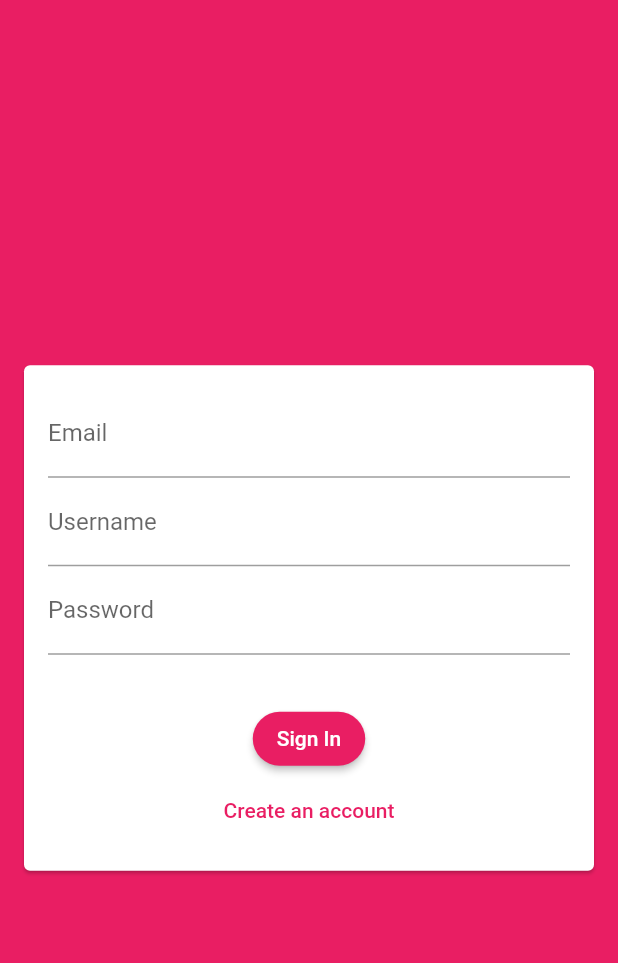
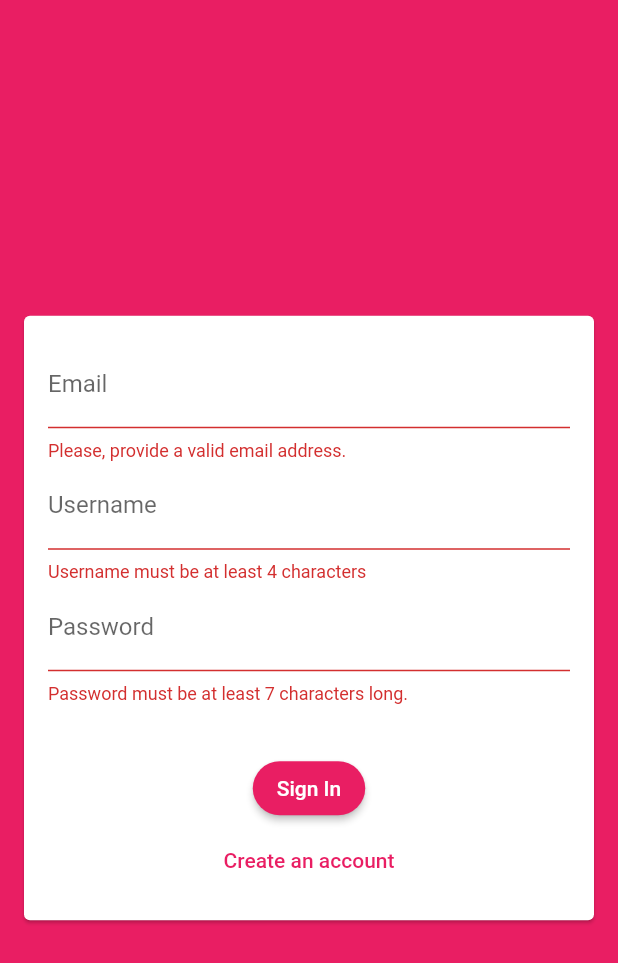
Before and after one commit to FadyFawzyOfficial/chat, a Flutter app: the screen it shows after launch, after a tap on "Sign In", on a phone screen of 412 x 824 dp. Shown: the top 963 px of the screen. Run offline on Flutter 3.47's test engine with Material 2 defaults, Android fonts, the phone set to English and light mode, and no system bars; our stand-ins replace cloud_firestore, firebase_core; accounts and stored records are empty.

Commit message:
3. Build the Authentication Form Sign In & Sign Up Operations

```diff
--- a/lib/widgets/auth/auth_form.dart
+++ b/lib/widgets/auth/auth_form.dart
@@ -8,6 +8,10 @@ class AuthForm extends StatefulWidget {
 }
 
 class _AuthFormState extends State<AuthForm> {
+  final _formKey = GlobalKey<FormState>();
+  var isSignIn = true;
+  var _email = '', _username = '', _password = '';
+
   @override
   Widget build(context) {
     return Center(
@@ -16,29 +20,55 @@ class _AuthFormState extends State<AuthForm> {
         child: SingleChildScrollView(
           padding: const EdgeInsets.all(16),
           child: Form(
+            key: _formKey,
             child: Column(
               children: [
                 TextFormField(
+                  key: const ValueKey('email'),
                   keyboardType: TextInputType.emailAddress,
                   decoration: const InputDecoration(labelText: 'Email'),
+                  onSaved: (email) => _email = email ?? '',
+                  validator: (email) =>
+                      email == null || email.isEmpty || !email.contains('@')
+                          ? 'Please, provide a valid email address.'
+                          : null,
                 ),
+                if (isSignIn)
+                  TextFormField(
+                    key: const ValueKey('username'),
+                    decoration: const InputDecoration(labelText: 'Username'),
+                    onSaved: (username) => _username = username ?? '',
+                    validator: (username) => username == null ||
+                            username.isEmpty ||
+                            username.length < 4
+                        ? 'Username must be at least 4 characters'
+                        : null,
+                  ),
                 TextFormField(
-                  decoration: const InputDecoration(labelText: 'Username'),
-                ),
-                TextFormField(
+                  key: const ValueKey('password'),
                   obscureText: true,
                   decoration: const InputDecoration(labelText: 'Password'),
+                  onSaved: (password) => _password = password ?? '',
+                  validator: (password) => password == null ||
+                          password.isEmpty ||
+                          password.length < 7
+                      ? 'Password must be at least 7 characters long.'
+                      : null,
                 ),
                 Padding(
                   padding: const EdgeInsets.only(top: 32),
                   child: ElevatedButton(
-                    onPressed: () {},
-                    child: const Text('Sign In'),
+                    onPressed: authenticate,
+                    child: Text(isSignIn ? 'Sign In' : 'Sign Up'),
                   ),
                 ),
                 TextButton(
-                  onPressed: () {},
-                  child: const Text('Create an account'),
+                  onPressed: () => setState(() => isSignIn = !isSignIn),
+                  child: Text(
+                    isSignIn
+                        ? 'Create an account'
+                        : 'I already have an account',
+                  ),
                 ),
               ],
             ),
@@ -47,4 +77,23 @@ class _AuthFormState extends State<AuthForm> {
       ),
     );
   }
+
+  void authenticate() {
+    // Hide the Soft Keyboard while Authentication
+    FocusScope.of(context).unfocus();
+
+    final formCurrentState = _formKey.currentState;
+    final isValid = formCurrentState != null && formCurrentState.validate();
+
+    if (!isValid) {
+      return;
+    }
+
+    formCurrentState.save();
+    print(_email);
+    print(_username);
+    print(_password);
+
+    // Use these values to send an auth request ...
+  }
 }
```
